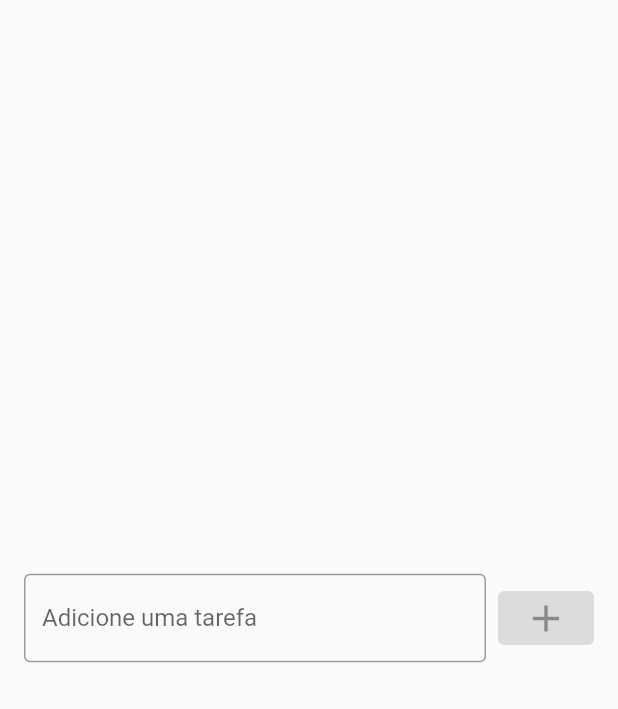
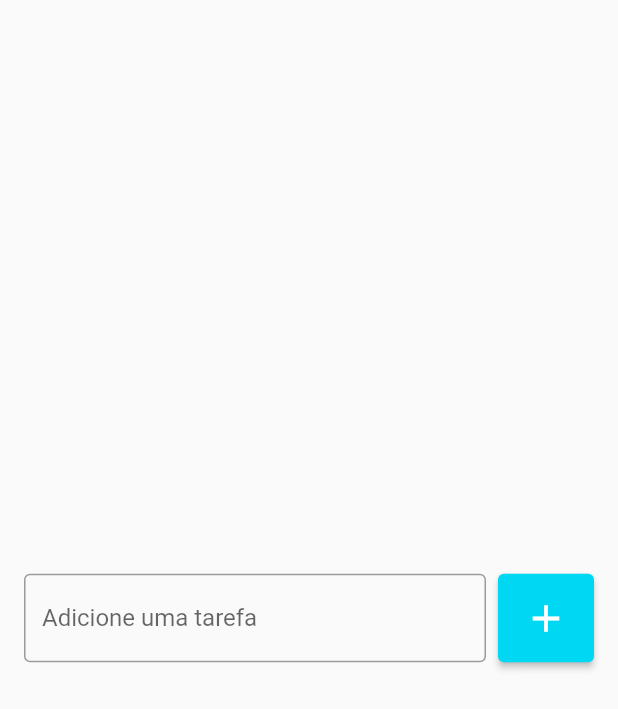
Before and after one commit to AlexandreFerreira97/todo_list, a Flutter app: the screen it shows after launch, on a phone screen of 412 x 824 dp. Shown: the top 709 px of the screen. Run offline on Flutter 3.47's test engine with Material 2 defaults, Android fonts, the phone set to English and light mode, and no system bars.

Commit message:
Update todo_list_page.dart

```diff
--- a/lib/pages/todo_list_page.dart
+++ b/lib/pages/todo_list_page.dart
@@ -5,13 +5,13 @@ class TodoListPage extends StatelessWidget {
 
   @override
   Widget build(BuildContext context) {
-    return const Scaffold(
+    return Scaffold(
       body: Center(
         child: Padding(
           padding: EdgeInsets.symmetric(horizontal: 16),
           child: Row(
             children: [
-              Expanded(
+              const Expanded(
                 child: TextField(
                   decoration: InputDecoration(
                     border: OutlineInputBorder(),
@@ -20,10 +20,14 @@ class TodoListPage extends StatelessWidget {
                   ),
                 ),
               ),
-              SizedBox(width: 8),
+              const SizedBox(width: 8),
               ElevatedButton(
-                onPressed: null,
-                child: Icon(
+                onPressed: () {},
+                style: ElevatedButton.styleFrom(
+                  primary: const Color(0xff00d7f3),
+                  padding: const EdgeInsets.all(14.5),
+                ),
+                child: const Icon(
                   Icons.add,
                   size: 30,
                 ),
```
